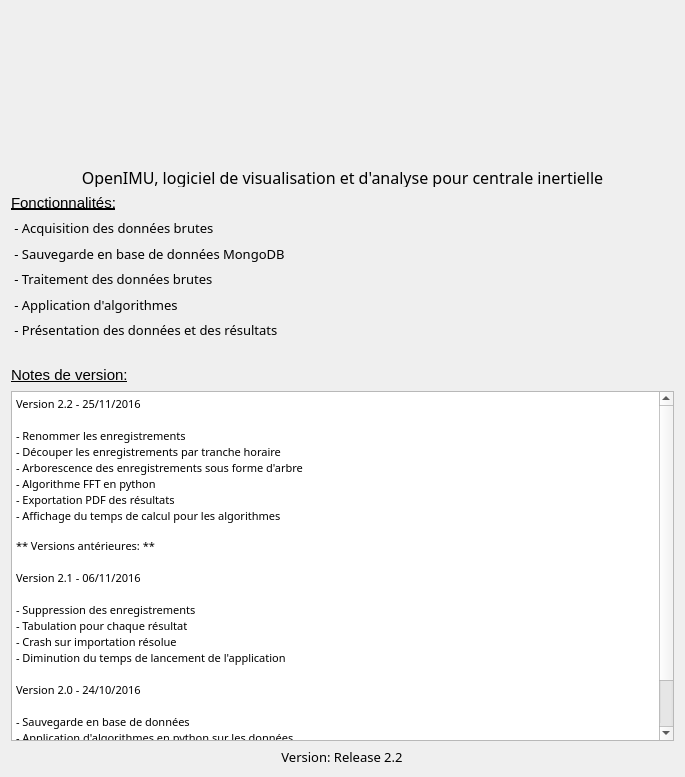
First picture: the form in applicationOpenimu/app/widgets/HomeWidget.ui, repository introlab/OpenIMU, before the edit.
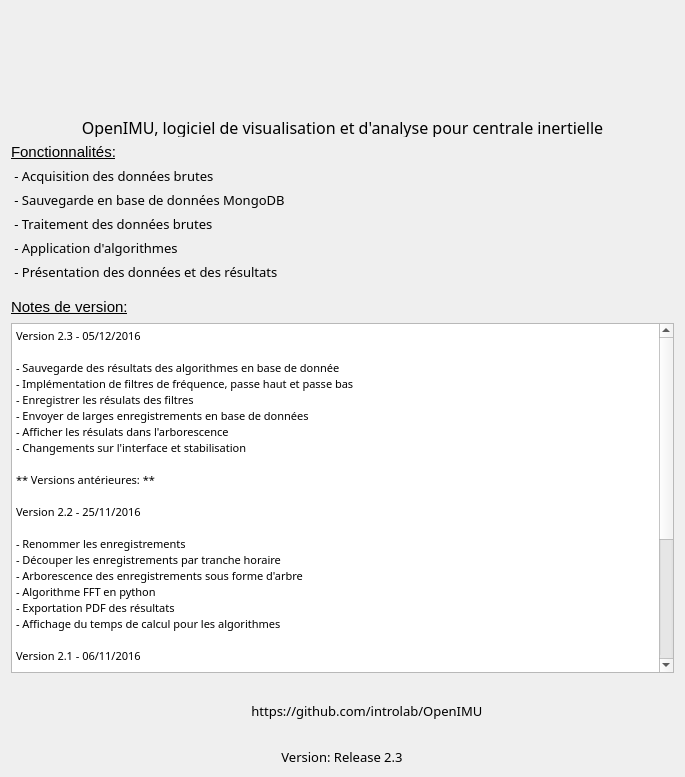
Second picture: the form after the edit. Icons and pictures are not drawn.

Commit message: OP-360:Change record date above graph in french + github link in home widget

```diff
--- a/applicationOpenimu/app/widgets/HomeWidget.ui
+++ b/applicationOpenimu/app/widgets/HomeWidget.ui
@@ -40,16 +40,16 @@
          </property>
          <property name="minimumSize">
           <size>
+           <width>131</width>
+           <height>100</height>
+          </size>
+         </property>
+         <property name="maximumSize">
+          <size>
            <width>197</width>
            <height>150</height>
           </size>
          </property>
-         <property name="maximumSize">
-          <size>
-           <width>263</width>
-           <height>200</height>
-          </size>
-         </property>
          <property name="baseSize">
           <size>
            <width>350</width>
@@ -91,6 +91,10 @@
       </widget>
      </item>
      <item>
+      <layout class="QHBoxLayout" name="horizontalLayout_3">
+       <item>
+        <layout class="QVBoxLayout" name="verticalLayout_3">
+         <item>
       <widget class="QLabel" name="fonctionnalitiesLabel">
        <property name="maximumSize">
         <size>
@@ -183,16 +187,18 @@
         <enum>Qt::Vertical</enum>
        </property>
        <property name="sizeType">
-        <enum>QSizePolicy::Fixed</enum>
+            <enum>QSizePolicy::Maximum</enum>
        </property>
        <property name="sizeHint" stdset="0">
         <size>
          <width>20</width>
-         <height>20</height>
+             <height>10</height>
         </size>
        </property>
       </spacer>
      </item>
+         <item>
+          <layout class="QVBoxLayout" name="verticalLayout_4">
      <item>
       <widget class="QLabel" name="releaseNotesLabel">
        <property name="maximumSize">
@@ -236,32 +242,121 @@
         <string>&lt;!DOCTYPE HTML PUBLIC &quot;-//W3C//DTD HTML 4.0//EN&quot; &quot;http://www.w3.org/TR/REC-html40/strict.dtd&quot;&gt;
 &lt;html&gt;&lt;head&gt;&lt;meta name=&quot;qrichtext&quot; content=&quot;1&quot; /&gt;&lt;style type=&quot;text/css&quot;&gt;
 p, li { white-space: pre-wrap; }
-&lt;/style&gt;&lt;/head&gt;&lt;body style=&quot; font-family:'MS Shell Dlg 2'; font-size:8.25pt; font-weight:400; font-style:normal;&quot;&gt;
-&lt;p style=&quot; margin-top:0px; margin-bottom:0px; margin-left:0px; margin-right:0px; -qt-block-indent:0; text-indent:0px;&quot;&gt;&lt;span style=&quot; font-size:8pt;&quot;&gt;Version 2.2 - 25/11/2016&lt;/span&gt;&lt;/p&gt;
-&lt;p style=&quot;-qt-paragraph-type:empty; margin-top:0px; margin-bottom:0px; margin-left:0px; margin-right:0px; -qt-block-indent:0; text-indent:0px; font-size:8pt;&quot;&gt;&lt;br /&gt;&lt;/p&gt;
-&lt;p style=&quot; margin-top:0px; margin-bottom:0px; margin-left:0px; margin-right:0px; -qt-block-indent:0; text-indent:0px;&quot;&gt;&lt;span style=&quot; font-size:8pt;&quot;&gt;- Renommer les enregistrements &lt;/span&gt;&lt;/p&gt;
-&lt;p style=&quot; margin-top:0px; margin-bottom:0px; margin-left:0px; margin-right:0px; -qt-block-indent:0; text-indent:0px;&quot;&gt;&lt;span style=&quot; font-size:8pt;&quot;&gt;- Découper les enregistrements par tranche horaire &lt;/span&gt;&lt;/p&gt;
-&lt;p style=&quot; margin-top:0px; margin-bottom:0px; margin-left:0px; margin-right:0px; -qt-block-indent:0; text-indent:0px;&quot;&gt;&lt;span style=&quot; font-size:8pt;&quot;&gt;- Arborescence des enregistrements sous forme d'arbre              &lt;/span&gt;&lt;/p&gt;
-&lt;p style=&quot; margin-top:0px; margin-bottom:0px; margin-left:0px; margin-right:0px; -qt-block-indent:0; text-indent:0px;&quot;&gt;&lt;span style=&quot; font-size:8pt;&quot;&gt;- Algorithme FFT en python &lt;/span&gt;&lt;/p&gt;
-&lt;p style=&quot; margin-top:0px; margin-bottom:0px; margin-left:0px; margin-right:0px; -qt-block-indent:0; text-indent:0px;&quot;&gt;&lt;span style=&quot; font-size:8pt;&quot;&gt;- Exportation PDF des résultats &lt;/span&gt;&lt;/p&gt;
-&lt;p style=&quot; margin-top:0px; margin-bottom:0px; margin-left:0px; margin-right:0px; -qt-block-indent:0; text-indent:0px;&quot;&gt;&lt;span style=&quot; font-size:8pt;&quot;&gt;- Affichage du temps de calcul pour les algorithmes&lt;br /&gt;&lt;br /&gt;** Versions antérieures: **&lt;/span&gt;&lt;/p&gt;
-&lt;p style=&quot;-qt-paragraph-type:empty; margin-top:0px; margin-bottom:0px; margin-left:0px; margin-right:0px; -qt-block-indent:0; text-indent:0px; font-size:8pt;&quot;&gt;&lt;br /&gt;&lt;/p&gt;
-&lt;p style=&quot; margin-top:0px; margin-bottom:0px; margin-left:0px; margin-right:0px; -qt-block-indent:0; text-indent:0px;&quot;&gt;&lt;span style=&quot; font-size:8pt;&quot;&gt;Version 2.1 - 06/11/2016&lt;/span&gt;&lt;/p&gt;
-&lt;p style=&quot;-qt-paragraph-type:empty; margin-top:0px; margin-bottom:0px; margin-left:0px; margin-right:0px; -qt-block-indent:0; text-indent:0px; font-size:8pt;&quot;&gt;&lt;br /&gt;&lt;/p&gt;
-&lt;p style=&quot; margin-top:0px; margin-bottom:0px; margin-left:0px; margin-right:0px; -qt-block-indent:0; text-indent:0px;&quot;&gt;&lt;span style=&quot; font-size:8pt;&quot;&gt;- Suppression des enregistrements &lt;/span&gt;&lt;/p&gt;
-&lt;p style=&quot; margin-top:0px; margin-bottom:0px; margin-left:0px; margin-right:0px; -qt-block-indent:0; text-indent:0px;&quot;&gt;&lt;span style=&quot; font-size:8pt;&quot;&gt;- Tabulation pour chaque résultat &lt;/span&gt;&lt;/p&gt;
-&lt;p style=&quot; margin-top:0px; margin-bottom:0px; margin-left:0px; margin-right:0px; -qt-block-indent:0; text-indent:0px;&quot;&gt;&lt;span style=&quot; font-size:8pt;&quot;&gt;- Crash sur importation résolue&lt;/span&gt;&lt;/p&gt;
-&lt;p style=&quot; margin-top:0px; margin-bottom:0px; margin-left:0px; margin-right:0px; -qt-block-indent:0; text-indent:0px;&quot;&gt;&lt;span style=&quot; font-size:8pt;&quot;&gt;- Diminution du temps de lancement de l'application&lt;/span&gt;&lt;/p&gt;
-&lt;p style=&quot;-qt-paragraph-type:empty; margin-top:0px; margin-bottom:0px; margin-left:0px; margin-right:0px; -qt-block-indent:0; text-indent:0px; font-size:8pt;&quot;&gt;&lt;br /&gt;&lt;/p&gt;
-&lt;p style=&quot; margin-top:0px; margin-bottom:0px; margin-left:0px; margin-right:0px; -qt-block-indent:0; text-indent:0px;&quot;&gt;&lt;span style=&quot; font-size:8pt;&quot;&gt;Version 2.0 - 24/10/2016&lt;/span&gt;&lt;/p&gt;
-&lt;p style=&quot;-qt-paragraph-type:empty; margin-top:0px; margin-bottom:0px; margin-left:0px; margin-right:0px; -qt-block-indent:0; text-indent:0px; font-size:8pt;&quot;&gt;&lt;br /&gt;&lt;/p&gt;
-&lt;p style=&quot; margin-top:0px; margin-bottom:0px; margin-left:0px; margin-right:0px; -qt-block-indent:0; text-indent:0px;&quot;&gt;&lt;span style=&quot; font-size:8pt;&quot;&gt;- Sauvegarde en base de données &lt;/span&gt;&lt;/p&gt;
-&lt;p style=&quot; margin-top:0px; margin-bottom:0px; margin-left:0px; margin-right:0px; -qt-block-indent:0; text-indent:0px;&quot;&gt;&lt;span style=&quot; font-size:8pt;&quot;&gt;- Application d'algorithmes en python sur les données&lt;/span&gt;&lt;/p&gt;
-&lt;p style=&quot; margin-top:0px; margin-bottom:0px; margin-left:0px; margin-right:0px; -qt-block-indent:0; text-indent:0px;&quot;&gt;&lt;span style=&quot; font-size:8pt;&quot;&gt;- Implémentation de l'algorithme: temps d'activité &lt;/span&gt;&lt;/p&gt;
-&lt;p style=&quot; margin-top:0px; margin-bottom:0px; margin-left:0px; margin-right:0px; -qt-block-indent:0; text-indent:0px;&quot;&gt;&lt;span style=&quot; font-size:8pt;&quot;&gt;- Améliorations de l'interface utilisateur &lt;/span&gt;&lt;/p&gt;
-&lt;p style=&quot; margin-top:0px; margin-bottom:0px; margin-left:0px; margin-right:0px; -qt-block-indent:0; text-indent:0px;&quot;&gt;&lt;span style=&quot; font-size:8pt;&quot;&gt;- Centrale inertielle supportée dans cette version: Wimu&lt;/span&gt;&lt;/p&gt;&lt;/body&gt;&lt;/html&gt;</string>
-       </property>
-      </widget>
+&lt;/style&gt;&lt;/head&gt;&lt;body style=&quot; font-family:'Segoe UI Light'; font-size:10pt; font-weight:400; font-style:normal;&quot;&gt;
+&lt;p style=&quot; margin-top:0px; margin-bottom:0px; margin-left:0px; margin-right:0px; -qt-block-indent:0; text-indent:0px;&quot;&gt;&lt;span style=&quot; font-family:'MS Shell Dlg 2'; font-size:8pt;&quot;&gt;Version 2.3 - 05/12/2016&lt;/span&gt;&lt;/p&gt;
+&lt;p style=&quot;-qt-paragraph-type:empty; margin-top:0px; margin-bottom:0px; margin-left:0px; margin-right:0px; -qt-block-indent:0; text-indent:0px; font-family:'MS Shell Dlg 2'; font-size:8pt;&quot;&gt;&lt;br /&gt;&lt;/p&gt;
+&lt;p style=&quot; margin-top:0px; margin-bottom:0px; margin-left:0px; margin-right:0px; -qt-block-indent:0; text-indent:0px;&quot;&gt;&lt;span style=&quot; font-family:'MS Shell Dlg 2'; font-size:8pt;&quot;&gt;- Sauvegarde des résultats des algorithmes en base de donnée&lt;/span&gt;&lt;/p&gt;
+&lt;p style=&quot; margin-top:0px; margin-bottom:0px; margin-left:0px; margin-right:0px; -qt-block-indent:0; text-indent:0px;&quot;&gt;&lt;span style=&quot; font-family:'MS Shell Dlg 2'; font-size:8pt;&quot;&gt;- Implémentation de filtres de fréquence, passe haut et passe bas&lt;/span&gt;&lt;/p&gt;
+&lt;p style=&quot; margin-top:0px; margin-bottom:0px; margin-left:0px; margin-right:0px; -qt-block-indent:0; text-indent:0px;&quot;&gt;&lt;span style=&quot; font-family:'MS Shell Dlg 2'; font-size:8pt;&quot;&gt;- Enregistrer les résulats des filtres&lt;/span&gt;&lt;/p&gt;
+&lt;p style=&quot; margin-top:0px; margin-bottom:0px; margin-left:0px; margin-right:0px; -qt-block-indent:0; text-indent:0px;&quot;&gt;&lt;span style=&quot; font-family:'MS Shell Dlg 2'; font-size:8pt;&quot;&gt;- Envoyer de larges enregistrements en base de données&lt;/span&gt;&lt;/p&gt;
+&lt;p style=&quot; margin-top:0px; margin-bottom:0px; margin-left:0px; margin-right:0px; -qt-block-indent:0; text-indent:0px;&quot;&gt;&lt;span style=&quot; font-family:'MS Shell Dlg 2'; font-size:8pt;&quot;&gt;- Afficher les résulats dans l'arborescence&lt;/span&gt;&lt;/p&gt;
+&lt;p style=&quot; margin-top:0px; margin-bottom:0px; margin-left:0px; margin-right:0px; -qt-block-indent:0; text-indent:0px;&quot;&gt;&lt;span style=&quot; font-family:'MS Shell Dlg 2'; font-size:8pt;&quot;&gt;- Changements sur l'interface et stabilisation&lt;/span&gt;&lt;/p&gt;
+&lt;p style=&quot;-qt-paragraph-type:empty; margin-top:0px; margin-bottom:0px; margin-left:0px; margin-right:0px; -qt-block-indent:0; text-indent:0px; font-family:'MS Shell Dlg 2'; font-size:8pt;&quot;&gt;&lt;br /&gt;&lt;/p&gt;
+&lt;p style=&quot; margin-top:0px; margin-bottom:0px; margin-left:0px; margin-right:0px; -qt-block-indent:0; text-indent:0px;&quot;&gt;&lt;span style=&quot; font-family:'MS Shell Dlg 2'; font-size:8pt;&quot;&gt;** Versions antérieures: **&lt;/span&gt;&lt;/p&gt;
+&lt;p style=&quot;-qt-paragraph-type:empty; margin-top:0px; margin-bottom:0px; margin-left:0px; margin-right:0px; -qt-block-indent:0; text-indent:0px; font-family:'MS Shell Dlg 2'; font-size:8pt;&quot;&gt;&lt;br /&gt;&lt;/p&gt;
+&lt;p style=&quot; margin-top:0px; margin-bottom:0px; margin-left:0px; margin-right:0px; -qt-block-indent:0; text-indent:0px;&quot;&gt;&lt;span style=&quot; font-family:'MS Shell Dlg 2'; font-size:8pt;&quot;&gt;Version 2.2 - 25/11/2016&lt;/span&gt;&lt;/p&gt;
+&lt;p style=&quot;-qt-paragraph-type:empty; margin-top:0px; margin-bottom:0px; margin-left:0px; margin-right:0px; -qt-block-indent:0; text-indent:0px; font-family:'MS Shell Dlg 2'; font-size:8pt;&quot;&gt;&lt;br /&gt;&lt;/p&gt;
+&lt;p style=&quot; margin-top:0px; margin-bottom:0px; margin-left:0px; margin-right:0px; -qt-block-indent:0; text-indent:0px;&quot;&gt;&lt;span style=&quot; font-family:'MS Shell Dlg 2'; font-size:8pt;&quot;&gt;- Renommer les enregistrements &lt;/span&gt;&lt;/p&gt;
+&lt;p style=&quot; margin-top:0px; margin-bottom:0px; margin-left:0px; margin-right:0px; -qt-block-indent:0; text-indent:0px;&quot;&gt;&lt;span style=&quot; font-family:'MS Shell Dlg 2'; font-size:8pt;&quot;&gt;- Découper les enregistrements par tranche horaire &lt;/span&gt;&lt;/p&gt;
+&lt;p style=&quot; margin-top:0px; margin-bottom:0px; margin-left:0px; margin-right:0px; -qt-block-indent:0; text-indent:0px;&quot;&gt;&lt;span style=&quot; font-family:'MS Shell Dlg 2'; font-size:8pt;&quot;&gt;- Arborescence des enregistrements sous forme d'arbre              &lt;/span&gt;&lt;/p&gt;
+&lt;p style=&quot; margin-top:0px; margin-bottom:0px; margin-left:0px; margin-right:0px; -qt-block-indent:0; text-indent:0px;&quot;&gt;&lt;span style=&quot; font-family:'MS Shell Dlg 2'; font-size:8pt;&quot;&gt;- Algorithme FFT en python &lt;/span&gt;&lt;/p&gt;
+&lt;p style=&quot; margin-top:0px; margin-bottom:0px; margin-left:0px; margin-right:0px; -qt-block-indent:0; text-indent:0px;&quot;&gt;&lt;span style=&quot; font-family:'MS Shell Dlg 2'; font-size:8pt;&quot;&gt;- Exportation PDF des résultats &lt;/span&gt;&lt;/p&gt;
+&lt;p style=&quot; margin-top:0px; margin-bottom:0px; margin-left:0px; margin-right:0px; -qt-block-indent:0; text-indent:0px;&quot;&gt;&lt;span style=&quot; font-family:'MS Shell Dlg 2'; font-size:8pt;&quot;&gt;- Affichage du temps de calcul pour les algorithmes&lt;/span&gt;&lt;/p&gt;
+&lt;p style=&quot;-qt-paragraph-type:empty; margin-top:0px; margin-bottom:0px; margin-left:0px; margin-right:0px; -qt-block-indent:0; text-indent:0px; font-family:'MS Shell Dlg 2'; font-size:8pt;&quot;&gt;&lt;br /&gt;&lt;/p&gt;
+&lt;p style=&quot; margin-top:0px; margin-bottom:0px; margin-left:0px; margin-right:0px; -qt-block-indent:0; text-indent:0px;&quot;&gt;&lt;span style=&quot; font-family:'MS Shell Dlg 2'; font-size:8pt;&quot;&gt;Version 2.1 - 06/11/2016&lt;/span&gt;&lt;/p&gt;
+&lt;p style=&quot;-qt-paragraph-type:empty; margin-top:0px; margin-bottom:0px; margin-left:0px; margin-right:0px; -qt-block-indent:0; text-indent:0px; font-family:'MS Shell Dlg 2'; font-size:8pt;&quot;&gt;&lt;br /&gt;&lt;/p&gt;
+&lt;p style=&quot; margin-top:0px; margin-bottom:0px; margin-left:0px; margin-right:0px; -qt-block-indent:0; text-indent:0px;&quot;&gt;&lt;span style=&quot; font-family:'MS Shell Dlg 2'; font-size:8pt;&quot;&gt;- Suppression des enregistrements &lt;/span&gt;&lt;/p&gt;
+&lt;p style=&quot; margin-top:0px; margin-bottom:0px; margin-left:0px; margin-right:0px; -qt-block-indent:0; text-indent:0px;&quot;&gt;&lt;span style=&quot; font-family:'MS Shell Dlg 2'; font-size:8pt;&quot;&gt;- Tabulation pour chaque résultat &lt;/span&gt;&lt;/p&gt;
+&lt;p style=&quot; margin-top:0px; margin-bottom:0px; margin-left:0px; margin-right:0px; -qt-block-indent:0; text-indent:0px;&quot;&gt;&lt;span style=&quot; font-family:'MS Shell Dlg 2'; font-size:8pt;&quot;&gt;- Crash sur importation résolue&lt;/span&gt;&lt;/p&gt;
+&lt;p style=&quot; margin-top:0px; margin-bottom:0px; margin-left:0px; margin-right:0px; -qt-block-indent:0; text-indent:0px;&quot;&gt;&lt;span style=&quot; font-family:'MS Shell Dlg 2'; font-size:8pt;&quot;&gt;- Diminution du temps de lancement de l'application&lt;/span&gt;&lt;/p&gt;
+&lt;p style=&quot;-qt-paragraph-type:empty; margin-top:0px; margin-bottom:0px; margin-left:0px; margin-right:0px; -qt-block-indent:0; text-indent:0px; font-family:'MS Shell Dlg 2'; font-size:8pt;&quot;&gt;&lt;br /&gt;&lt;/p&gt;
+&lt;p style=&quot; margin-top:0px; margin-bottom:0px; margin-left:0px; margin-right:0px; -qt-block-indent:0; text-indent:0px;&quot;&gt;&lt;span style=&quot; font-family:'MS Shell Dlg 2'; font-size:8pt;&quot;&gt;Version 2.0 - 24/10/2016&lt;/span&gt;&lt;/p&gt;
+&lt;p style=&quot;-qt-paragraph-type:empty; margin-top:0px; margin-bottom:0px; margin-left:0px; margin-right:0px; -qt-block-indent:0; text-indent:0px; font-family:'MS Shell Dlg 2'; font-size:8pt;&quot;&gt;&lt;br /&gt;&lt;/p&gt;
+&lt;p style=&quot; margin-top:0px; margin-bottom:0px; margin-left:0px; margin-right:0px; -qt-block-indent:0; text-indent:0px;&quot;&gt;&lt;span style=&quot; font-family:'MS Shell Dlg 2'; font-size:8pt;&quot;&gt;- Sauvegarde en base de données &lt;/span&gt;&lt;/p&gt;
+&lt;p style=&quot; margin-top:0px; margin-bottom:0px; margin-left:0px; margin-right:0px; -qt-block-indent:0; text-indent:0px;&quot;&gt;&lt;span style=&quot; font-family:'MS Shell Dlg 2'; font-size:8pt;&quot;&gt;- Application d'algorithmes en python sur les données&lt;/span&gt;&lt;/p&gt;
+&lt;p style=&quot; margin-top:0px; margin-bottom:0px; margin-left:0px; margin-right:0px; -qt-block-indent:0; text-indent:0px;&quot;&gt;&lt;span style=&quot; font-family:'MS Shell Dlg 2'; font-size:8pt;&quot;&gt;- Implémentation de l'algorithme: temps d'activité &lt;/span&gt;&lt;/p&gt;
+&lt;p style=&quot; margin-top:0px; margin-bottom:0px; margin-left:0px; margin-right:0px; -qt-block-indent:0; text-indent:0px;&quot;&gt;&lt;span style=&quot; font-family:'MS Shell Dlg 2'; font-size:8pt;&quot;&gt;- Améliorations de l'interface utilisateur &lt;/span&gt;&lt;/p&gt;
+&lt;p style=&quot; margin-top:0px; margin-bottom:0px; margin-left:0px; margin-right:0px; -qt-block-indent:0; text-indent:0px;&quot;&gt;&lt;span style=&quot; font-family:'MS Shell Dlg 2'; font-size:8pt;&quot;&gt;- Centrale inertielle supportée dans cette version: Wimu&lt;/span&gt;&lt;/p&gt;&lt;/body&gt;&lt;/html&gt;</string>
+             </property>
+            </widget>
+           </item>
+           <item>
+            <layout class="QHBoxLayout" name="horizontalLayout_4">
+             <item>
+              <spacer name="horizontalSpacer">
+               <property name="orientation">
+                <enum>Qt::Horizontal</enum>
+               </property>
+               <property name="sizeHint" stdset="0">
+                <size>
+                 <width>40</width>
+                 <height>20</height>
+                </size>
+               </property>
+              </spacer>
+             </item>
+             <item>
+              <widget class="QPushButton" name="gitbtn">
+               <property name="maximumSize">
+                <size>
+                 <width>108</width>
+                 <height>40</height>
+                </size>
+               </property>
+               <property name="cursor">
+                <cursorShape>PointingHandCursor</cursorShape>
+               </property>
+               <property name="toolTip">
+                <string>Ouvrir la page github du projet</string>
+               </property>
+               <property name="text">
+                <string/>
+               </property>
+               <property name="icon">
+                <iconset resource="../images.qrc">
+                 <normaloff>:/icons/github.png</normaloff>:/icons/github.png</iconset>
+               </property>
+               <property name="iconSize">
+                <size>
+                 <width>108</width>
+                 <height>40</height>
+                </size>
+               </property>
+               <property name="flat">
+                <bool>true</bool>
+               </property>
+              </widget>
+             </item>
+             <item>
+              <widget class="QLabel" name="gitlink">
+               <property name="cursor">
+                <cursorShape>ArrowCursor</cursorShape>
+               </property>
+               <property name="text">
+                <string> https://github.com/introlab/OpenIMU</string>
+               </property>
+              </widget>
+             </item>
+             <item>
+              <spacer name="horizontalSpacer_2">
+               <property name="orientation">
+                <enum>Qt::Horizontal</enum>
+               </property>
+               <property name="sizeHint" stdset="0">
+                <size>
+                 <width>40</width>
+                 <height>20</height>
+                </size>
+               </property>
+              </spacer>
+             </item>
+            </layout>
+           </item>
+          </layout>
+         </item>
+        </layout>
+       </item>
+      </layout>
      </item>
      <item>
       <layout class="QHBoxLayout" name="horizontalLayout_2">
@@ -274,7 +369,7 @@
           </size>
          </property>
          <property name="text">
-          <string>Version: Release 2.2</string>
+          <string>Version: Release 2.3</string>
          </property>
          <property name="alignment">
           <set>Qt::AlignCenter</set>
```
Lines whose indentation alone changed are shown as unchanged. The commit also changes 5 other files.
